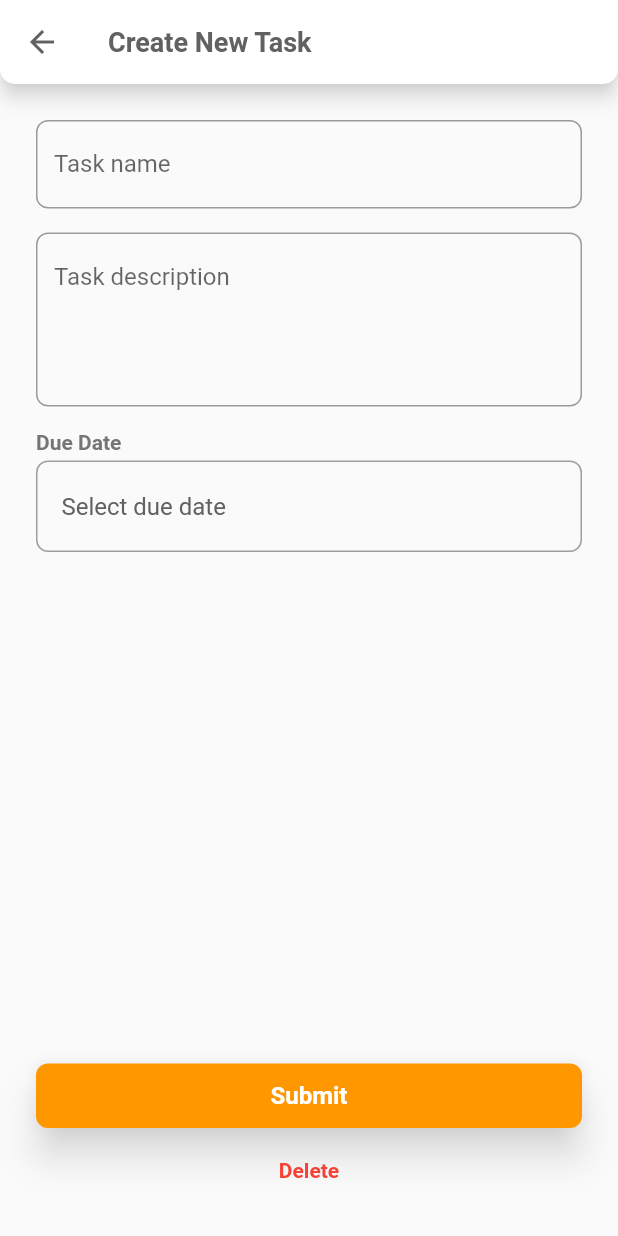
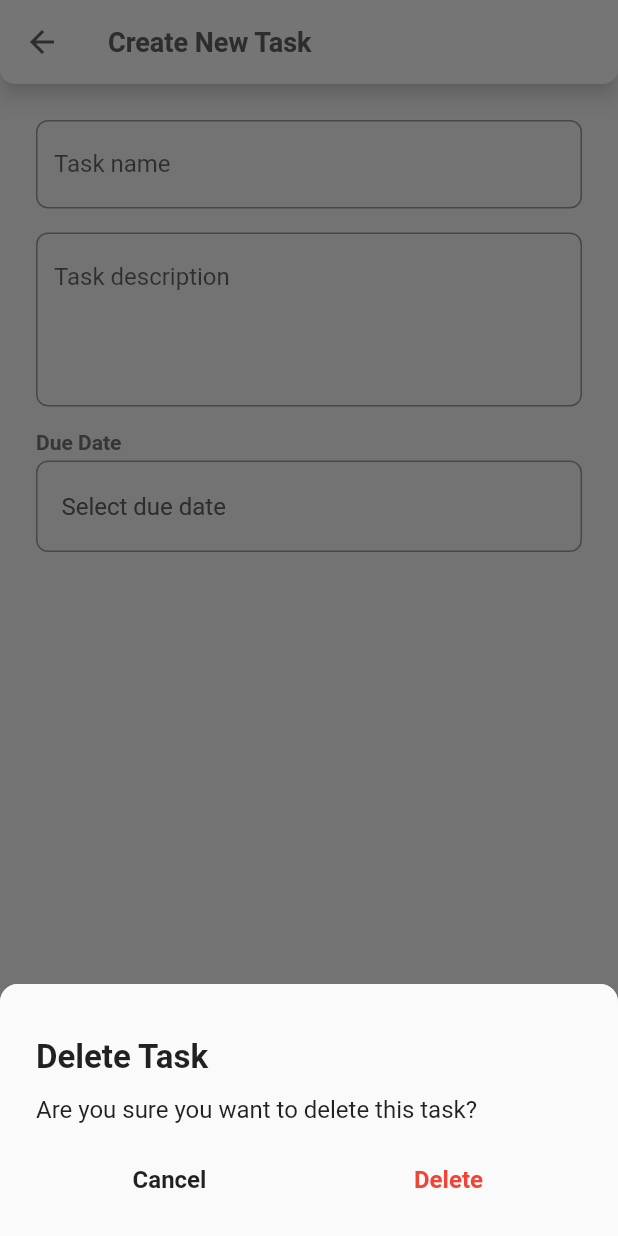
Before and after one commit to Jerinji2016/Yodo, a Flutter app: the TaskEditor screen opened by its route, after a tap on "Delete", on a phone screen of 412 x 824 dp. Run offline on Flutter 3.47's test engine with Material 2 defaults, Android fonts, the phone set to English and light mode, and no system bars; our stand-ins replace cloud_firestore, firebase_auth, firebase_core, google_sign_in; accounts and stored records are empty.

Commit message:
create task implemented

```diff
--- /dev/null
+++ b/lib/dto/create_task_dto.dart
@@ -0,0 +1,13 @@
+import '../modals/task.dart';
+
+class CreateTaskDto {
+  final Task task;
+
+  CreateTaskDto(this.task);
+
+  Map<String, dynamic> get map => {
+        "name": task.name,
+        "description": task.description,
+        "dueDate": task.dueDate.millisecondsSinceEpoch,
+      };
+}
--- a/lib/modals/task.dart
+++ b/lib/modals/task.dart
@@ -1,7 +1,30 @@
+import 'package:flutter/cupertino.dart';
+
 class Task {
+  final String id;
+
   final String name;
   final String description;
   final DateTime dueDate;
 
-  Task.create(this.name, this.description, this.dueDate);
+  Task.create(this.name, this.description, this.dueDate) : id = UniqueKey().toString();
+
+  Task.fromJson(this.id, Map<String, dynamic> json)
+      : name = json["name"],
+        description = json["description"],
+        dueDate = DateTime.fromMillisecondsSinceEpoch(json["dueDate"]);
+
+  @override
+  String toString() => "Task($name, $dueDate)";
+
+  @override
+  int get hashCode => Object.hash(name, description, dueDate);
+
+  @override
+  bool operator ==(Object other) {
+    if (other is Task) {
+      return super.hashCode == other.hashCode;
+    }
+    return false;
+  }
 }
--- a/lib/ui/task_editor/_task_date_picker.dart
+++ b/lib/ui/task_editor/_task_date_picker.dart
@@ -2,10 +2,12 @@ part of task_editor;
 
 class _TaskDatePicker extends StatefulWidget {
   final DateTime? initialDateTime;
+  final Function(DateTime selectedDate) onDateSelected;
 
   const _TaskDatePicker({
     Key? key,
     this.initialDateTime,
+    required this.onDateSelected,
   }) : super(key: key);
 
   @override
@@ -33,6 +35,7 @@ class _TaskDatePickerState extends State<_TaskDatePicker> {
       return;
     }
 
+    widget.onDateSelected.call(selectedDate);
     setState(
       () => _selectedDate = selectedDate,
     );
--- a/lib/ui/task_editor/task_editor.dart
+++ b/lib/ui/task_editor/task_editor.dart
@@ -1,31 +1,127 @@
 library task_editor;
 
 import 'package:flutter/material.dart';
-import 'package:yodo/utils/globals.dart';
-import 'package:yodo/widgets/primary_button.dart';
-import 'package:yodo/widgets/primary_text_button.dart';
+
+import '../../enums/task_edit_type.dart';
+import '../../modals/task.dart';
+import '../../utils/globals.dart';
+import '../../widgets/primary_button.dart';
+import '../../widgets/primary_dialog.dart';
+import '../../widgets/primary_text_button.dart';
+import 'task_editor_view_modal.dart';
 
 part '_task_date_picker.dart';
 
+class TaskEditorArgs {
+  final Task? task;
+  final TaskEditType editType;
+
+  const TaskEditorArgs.create()
+      : task = null,
+        editType = TaskEditType.create;
+
+  TaskEditorArgs.edit(this.task) : editType = TaskEditType.edit;
+
+  TaskEditorArgs.duplicate(this.task) : editType = TaskEditType.duplicate;
+}
+
 class TaskEditor extends StatefulWidget {
-  const TaskEditor({Key? key}) : super(key: key);
+  final TaskEditorArgs args;
+
+  const TaskEditor({
+    Key? key,
+    this.args = const TaskEditorArgs.create(),
+  }) : super(key: key);
 
   @override
   State<TaskEditor> createState() => _TaskEditorState();
 }
 
 class _TaskEditorState extends State<TaskEditor> {
+  late final TaskEditorViewModal _viewModal;
+
+  @override
+  void initState() {
+    super.initState();
+
+    if (widget.args.editType == TaskEditType.create) {
+      _viewModal = TaskEditorViewModal();
+    } else {
+      _viewModal = TaskEditorViewModal.fromTask(widget.args.task!);
+    }
+  }
+
+  @override
+  void dispose() {
+    super.dispose();
+    _viewModal.dispose();
+  }
+
   void _onSubmitTapped() async {
     debugPrint("_TaskEditorState._onSubmitTapped: ");
+
+    try {
+      Task task = _viewModal.validate();
+      if (widget.args.editType == TaskEditType.edit) {
+        //  update task
+      } else {
+        await _viewModal.createTask(task);
+      }
+    } catch (e) {
+      ScaffoldMessenger.of(context).showSnackBar(
+        SnackBar(
+          content: Text(e.toString()),
+        ),
+      );
+    }
   }
 
   void _onDeleteTapped() async {
     debugPrint("_TaskEditorState._onDeleteTapped: ");
+    bool response = await PrimaryBottomSheet.show(
+      context: context,
+      title: "Delete Task",
+      description: "Are you sure you want to delete this task?",
+      yesButton: const PrimaryBottomSheetButton(
+        "Delete",
+        TextStyle(
+          fontSize: 16.0,
+          fontWeight: FontWeight.bold,
+          color: Colors.red,
+        ),
+      ),
+      noButton: const PrimaryBottomSheetButton(
+        "Cancel",
+        TextStyle(
+          fontSize: 16.0,
+          fontWeight: FontWeight.bold,
+        ),
+      ),
+    );
+
+    if (!response) return;
+
+    //  go ahead with delete
+    debugPrint("_TaskEditorState._onDeleteTapped: delete");
+  }
+
+  Future<bool> _onPopScope() async {
+    debugPrint("_TaskEditorState._onPopScope: ");
+    if (_viewModal.hasAllValuesEmpty) {
+      return true;
+    }
+
+    //  check for task hash
+    //  ask for confirm discard
+
+    return true;
   }
 
   @override
   Widget build(BuildContext context) {
-    return Scaffold(
+    return WillPopScope(
+      onWillPop: _onPopScope,
+      child: Scaffold(
         appBar: AppBar(
           title: const Text("Create New Task"),
           iconTheme: IconThemeData(
@@ -38,8 +134,9 @@ class _TaskEditorState extends State<TaskEditor> {
           child: Column(
             crossAxisAlignment: CrossAxisAlignment.start,
             children: [
-            const TextField(
-              decoration: InputDecoration(
+              TextField(
+                controller: _viewModal.nameController,
+                decoration: const InputDecoration(
                   border: OutlineInputBorder(
                     borderRadius: BorderRadius.all(
                       Radius.circular(8.0),
@@ -49,10 +146,11 @@ class _TaskEditorState extends State<TaskEditor> {
                 ),
               ),
               const SizedBox(height: 16.0),
-            const TextField(
+              TextField(
+                controller: _viewModal.descriptionController,
                 minLines: 4,
                 maxLines: 4,
-              decoration: InputDecoration(
+                decoration: const InputDecoration(
                   border: OutlineInputBorder(
                     borderRadius: BorderRadius.all(
                       Radius.circular(8.0),
@@ -64,7 +162,10 @@ class _TaskEditorState extends State<TaskEditor> {
                 ),
               ),
               const SizedBox(height: 16.0),
-            const _TaskDatePicker(),
+              _TaskDatePicker(
+                onDateSelected: (selectedDate) => _viewModal.dueDate = selectedDate,
+                initialDateTime: _viewModal.dueDate,
+              ),
               const Expanded(
                 child: SizedBox(),
               ),
@@ -85,6 +186,7 @@ class _TaskEditorState extends State<TaskEditor> {
             ],
           ),
         ),
+      ),
     );
   }
 }
--- a/lib/ui/task_editor/task_editor_view_modal.dart
+++ b/lib/ui/task_editor/task_editor_view_modal.dart
@@ -1,10 +1,53 @@
+import 'package:cloud_firestore/cloud_firestore.dart';
+import 'package:firebase_auth/firebase_auth.dart';
 import 'package:flutter/cupertino.dart';
+import 'package:yodo/dto/create_task_dto.dart';
+
+import '../../modals/task.dart';
 
 class TaskEditorViewModal {
   late final TextEditingController nameController, descriptionController;
   DateTime? dueDate;
+  String? taskId;
 
-  TextEditorViewModal() {}
+  TaskEditorViewModal() {
+    nameController = TextEditingController();
+    descriptionController = TextEditingController();
+  }
 
-  void dispose() {}
+  TaskEditorViewModal.fromTask(Task task) {
+    taskId = task.id;
+    nameController = TextEditingController(text: task.name);
+    descriptionController = TextEditingController(text: task.description);
+    dueDate = task.dueDate;
+  }
+
+  bool get hasAllValuesEmpty => nameController.text.isEmpty && descriptionController.text.isEmpty && dueDate == null;
+
+  /// Validates the form values and throws error if any of the fields are null or empty
+  ///
+  /// Returns [Task] if validation was successful
+  Task validate() {
+    String name = nameController.text.trim();
+    if (name.isEmpty) throw "Name cannot be empty";
+
+    String description = descriptionController.text.trim();
+    if (description.isEmpty) throw "Description cannot be empty";
+
+    if (dueDate == null) throw "Due date is not selected";
+
+    return Task.create(name, description, dueDate!);
+  }
+
+  Future<void> createTask(Task task) async {
+    User user = FirebaseAuth.instance.currentUser!;
+    CreateTaskDto dto = CreateTaskDto(task);
+    var response = await FirebaseFirestore.instance.collection("users").doc(user.uid).collection("tasks").add(dto.map);
+    debugPrint("TaskEditorViewModal.createTask: id ${response.id}");
+  }
+
+  void dispose() {
+    nameController.dispose();
+    descriptionController.dispose();
+  }
 }
--- a/lib/utils/globals.dart
+++ b/lib/utils/globals.dart
@@ -1,3 +1,6 @@
+import 'package:flutter/material.dart';
 import 'package:intl/intl.dart';
 
 final DateFormat globalDateFormat = DateFormat("dd MMM yyyy");
+
+const Color primaryColor = Color(0xFF480AC5);
--- /dev/null
+++ b/lib/widgets/primary_dialog.dart
@@ -0,0 +1,106 @@
+import 'package:flutter/material.dart';
+import 'package:yodo/widgets/primary_text_button.dart';
+
+class PrimaryBottomSheet extends StatelessWidget {
+  static Future<bool> show({
+    required BuildContext context,
+    required String title,
+    required String description,
+    PrimaryBottomSheetButton? yesButton,
+    PrimaryBottomSheetButton noButton = const PrimaryBottomSheetButton(
+      "Close",
+      TextStyle(),
+    ),
+  }) async =>
+      await showModalBottomSheet<bool>(
+        context: context,
+        isDismissible: true,
+        shape: const RoundedRectangleBorder(
+          borderRadius: BorderRadius.only(
+            topLeft: Radius.circular(12.0),
+            topRight: Radius.circular(12.0),
+          ),
+        ),
+        builder: (context) => PrimaryBottomSheet._(
+          title: title,
+          description: description,
+          yesButton: yesButton,
+          noButton: noButton,
+        ),
+      ) ??
+      false;
+
+  final String title, description;
+  final PrimaryBottomSheetButton noButton;
+  final PrimaryBottomSheetButton? yesButton;
+
+  const PrimaryBottomSheet._({
+    Key? key,
+    required this.title,
+    required this.description,
+    this.yesButton,
+    required this.noButton,
+  }) : super(key: key);
+
+  @override
+  Widget build(BuildContext context) {
+    return Material(
+      shape: const RoundedRectangleBorder(
+        borderRadius: BorderRadius.only(
+          topLeft: Radius.circular(12.0),
+          topRight: Radius.circular(12.0),
+        ),
+      ),
+      child: Padding(
+        padding: const EdgeInsets.fromLTRB(24.0, 36.0, 24.0, 16.0),
+        child: Column(
+          crossAxisAlignment: CrossAxisAlignment.start,
+          mainAxisSize: MainAxisSize.min,
+          children: [
+            Text(
+              title,
+              style: const TextStyle(
+                fontSize: 22.0,
+                fontWeight: FontWeight.bold,
+              ),
+            ),
+            const SizedBox(height: 12.0),
+            Text(
+              description,
+              style: const TextStyle(fontSize: 16.0),
+            ),
+            const SizedBox(height: 16.0),
+            Row(
+              children: [
+                Expanded(
+                  child: PrimaryTextButton(
+                    text: noButton.text,
+                    textStyle: noButton.style,
+                    onTap: () => Navigator.pop(context, false),
+                  ),
+                ),
+                if (yesButton != null) ...[
+                  const SizedBox(width: 8.0),
+                  Expanded(
+                    child: PrimaryTextButton(
+                      text: yesButton!.text,
+                      textStyle: yesButton!.style,
+                      onTap: () => Navigator.pop(context, true),
+                    ),
+                  ),
+                ],
+              ],
+            )
+          ],
+        ),
+      ),
+    );
+  }
+}
+
+class PrimaryBottomSheetButton {
+  final String text;
+  final TextStyle style;
+
+  const PrimaryBottomSheetButton(this.text, this.style);
+}
--- a/pubspec.yaml
+++ b/pubspec.yaml
@@ -15,6 +15,7 @@ dependencies:
   firebase_auth: ^4.3.0
   google_sign_in: ^6.0.2
   intl: ^0.17.0
+  cloud_firestore: ^4.4.5
 
 dev_dependencies:
   flutter_test:
```
Also changed, not shown: pubspec.lock, 1 other file. Lines whose indentation alone changed are shown as unchanged.
